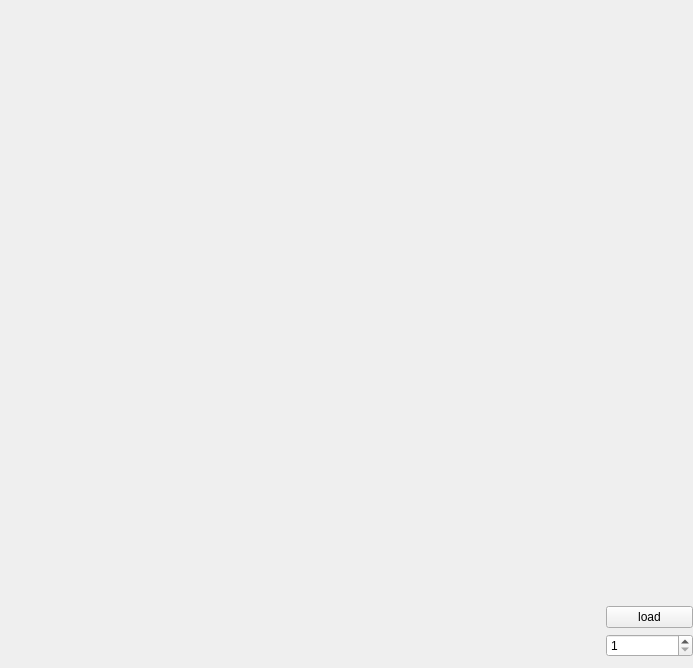
Above: mainwindow.ui from JuanPTM/p2cg before the change. Below: the same form after it.
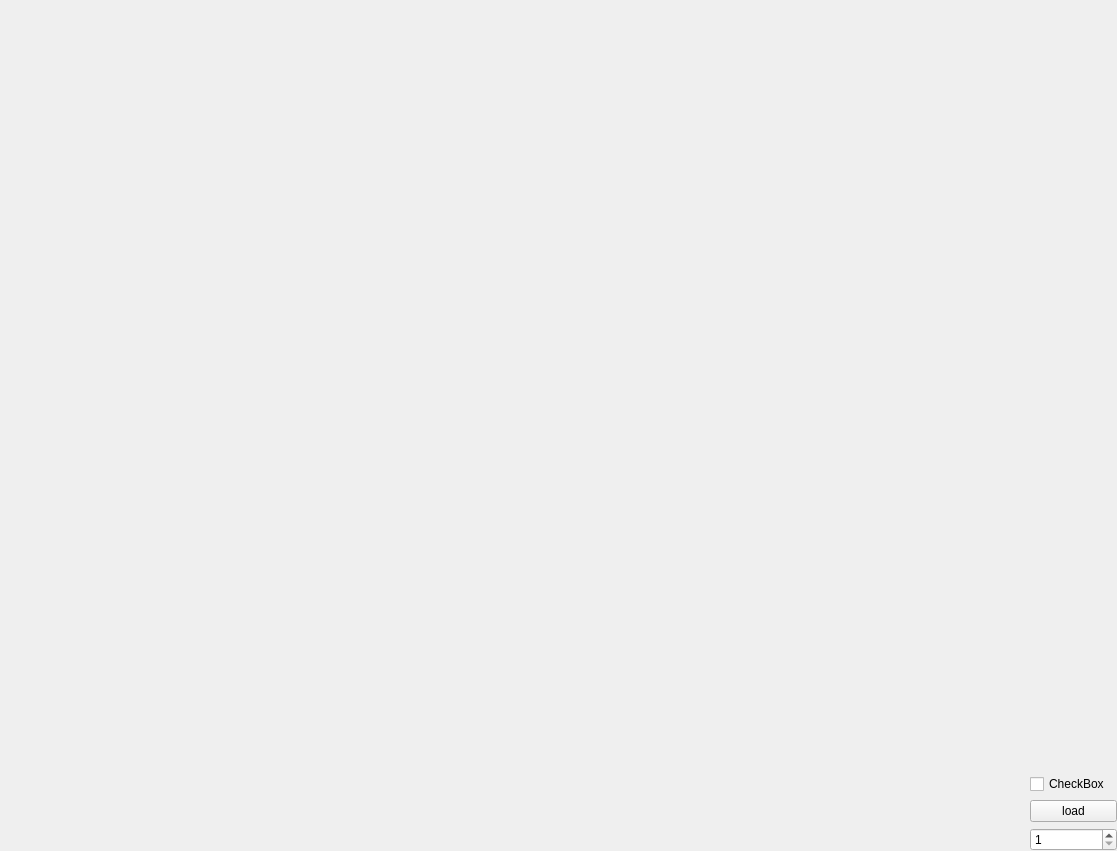
That is the form after the change.

Commit message: add checkbox for activate search way

Patch:
```diff
--- a/mainwindow.ui
+++ b/mainwindow.ui
@@ -6,8 +6,8 @@
    <rect>
     <x>0</x>
     <y>0</y>
-    <width>693</width>
-    <height>668</height>
+    <width>1117</width>
+    <height>836</height>
    </rect>
   </property>
   <property name="windowTitle">
@@ -27,8 +27,8 @@
        <widget class="QWidget" name="widget" native="true">
         <property name="minimumSize">
          <size>
-          <width>600</width>
-          <height>600</height>
+          <width>1024</width>
+          <height>768</height>
          </size>
         </property>
         <property name="maximumSize">
@@ -39,20 +39,27 @@
         </property>
        </widget>
       </item>
-      <item row="2" column="1">
+      <item row="3" column="1">
        <widget class="QSpinBox" name="spinBox">
         <property name="minimum">
          <number>1</number>
         </property>
        </widget>
       </item>
-      <item row="1" column="1">
+      <item row="2" column="1">
        <widget class="QPushButton" name="loadButton">
         <property name="text">
          <string>load</string>
         </property>
        </widget>
       </item>
+      <item row="1" column="1">
+       <widget class="QCheckBox" name="checkBox">
+        <property name="text">
+         <string>CheckBox</string>
+        </property>
+       </widget>
+      </item>
      </layout>
     </item>
    </layout>
```
The commit also changes 3 other files.
